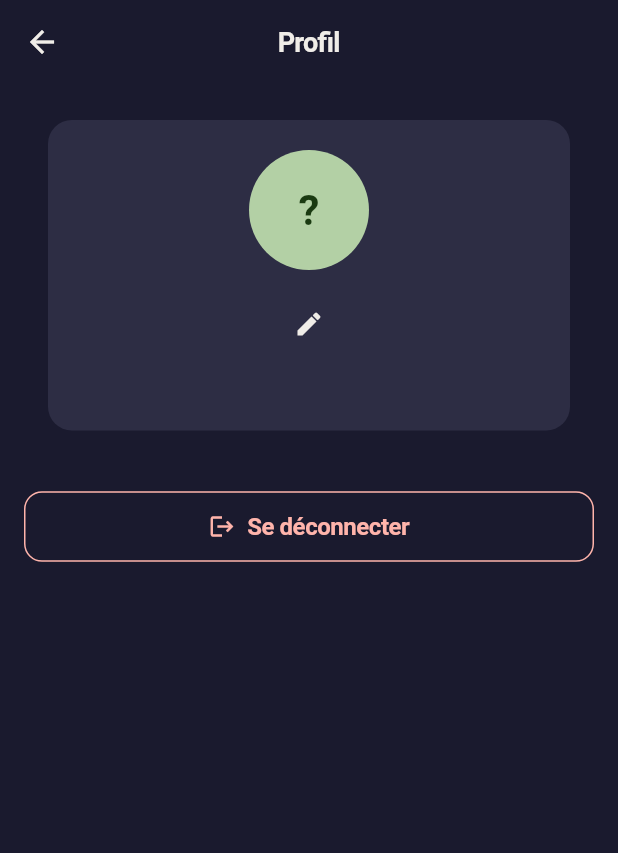
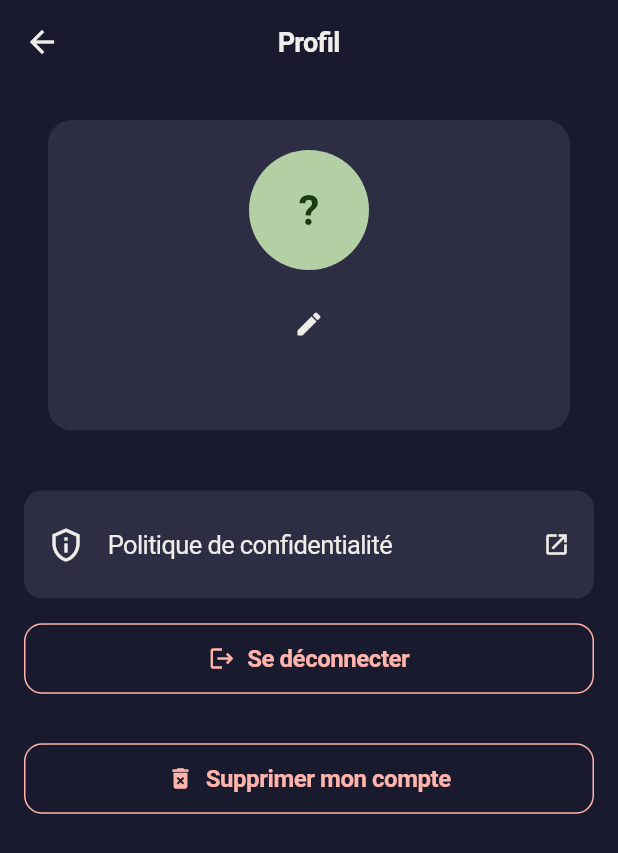
Before and after one commit to florent19961/dust-count, a Flutter app: the ProfileScreen screen opened by its route, on a phone screen of 412 x 824 dp. Shown: the top 853 px of the screen. Run offline on Flutter 3.47's test engine with Material 3 defaults, Android fonts, the phone set to English and light mode, and no system bars; our stand-ins replace cloud_firestore, firebase_auth, firebase_core, fl_chart, flutter_riverpod, go_router and 2 more; accounts and stored records are empty.

Commit message:
Add account deletion and privacy policy link in profile
Implements Apple-required account deletion: reauthentication, task log
anonymization, member preferences cleanup, and Firebase Auth user removal.
Adds privacy policy link with url_launcher.

Co-Authored-By: Claude Opus 4.6 <noreply@anthropic.com>

```diff
--- a/lib/shared/strings.dart
+++ b/lib/shared/strings.dart
@@ -574,4 +574,29 @@ abstract final class S {
       'Échec de suppression de la catégorie : $e';
   static String errorAddCustomCategory(String e) =>
       "Échec d'ajout de la catégorie : $e";
+
+  // Delete account
+  static const deleteAccount = 'Supprimer mon compte';
+  static const deleteAccountTitle = 'Supprimer votre compte ?';
+  static const deleteAccountWarning =
+      'Cette action est irréversible. Toutes vos données personnelles seront supprimées et vos contributions seront anonymisées.';
+  static const deleteAccountPasswordLabel =
+      'Entrez votre mot de passe pour confirmer';
+  static const deleteAccountPasswordRequired =
+      'Le mot de passe est requis pour confirmer la suppression';
+  static const deletedMember = 'Membre supprimé';
+  static const accountDeleted = 'Compte supprimé avec succès';
+  static const errorDeletingAccount =
+      'Erreur lors de la suppression du compte';
+  static String errorDeleteUser(String e) =>
+      'Échec de suppression utilisateur : $e';
+  static String errorAnonymizeTaskLogs(String e) =>
+      'Échec d\'anonymisation des tâches : $e';
+  static String errorDeleteMemberPreferences(String e) =>
+      'Échec de suppression des préférences : $e';
+
+  // Privacy policy
+  static const privacyPolicy = 'Politique de confidentialité';
+  static const privacyPolicyUrl =
+      'https://florent19961.github.io/dust-count/';
 }
--- a/pubspec.yaml
+++ b/pubspec.yaml
@@ -27,6 +27,7 @@ dependencies:
   share_plus: ^10.1.3
   go_router: ^14.6.2
   shared_preferences: ^2.3.4
+  url_launcher: ^6.3.1
 
 dev_dependencies:
   flutter_test:
```
Also changed, not shown: lib/features/auth/data/auth_repository.dart (+30 -0 lines), lib/features/auth/data/user_repository.dart (+8 -0 lines), lib/features/auth/domain/auth_providers.dart (+32 -0 lines), lib/features/auth/presentation/profile_screen.dart (+93 -0 lines), lib/features/household/data/household_repository.dart (+14 -0 lines), lib/features/tasks/data/task_repository.dart (+16 -0 lines), pubspec.lock, 1 other file.
